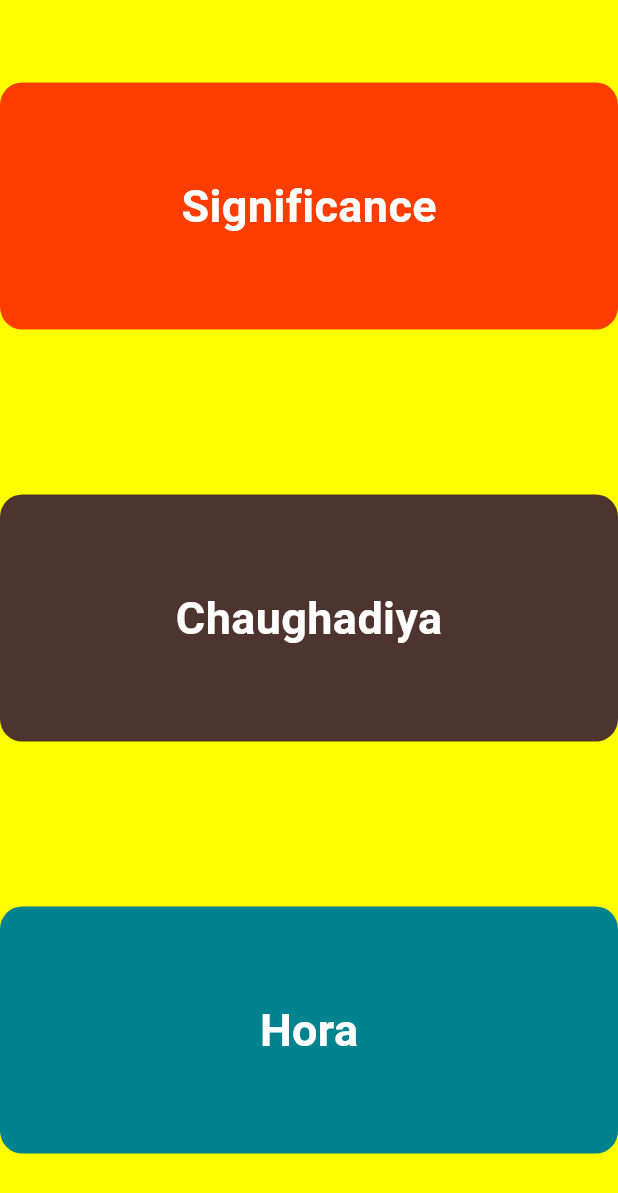
After one commit to RahulJadav97/Panchang, a Flutter app: the ChangeHomeScreen screen opened directly, on a phone screen of 412 x 824 dp. The commit adds this screen. Shown: the top 1193 px of the screen. Run offline on Flutter 3.47's test engine with Material 3 defaults, Android fonts, the phone set to English and light mode, and no system bars; our stand-ins replace cached_network_image, dio, firebase_auth, firebase_core, flutter_screenutil, fluttertoast and 5 more; missing offline and left inert: autocomplete_textfield, flutter_inappwebview, the_apple_sign_in, translator; accounts and stored records are empty; generated files the repository leaves out were written again; project files that could hold a hidden picture were left out.

Commit message:
01-04-2024

```diff
--- a/lib/Significance/screen/month_significance.dart
+++ b/lib/Significance/screen/month_significance.dart
@@ -214,7 +214,7 @@ class _MonthSignificanceState extends State<MonthSignificance> {
                                               crossAxisAlignment: CrossAxisAlignment.start,
                                               children: [
                                                 FutureBuilder<Translation>(
-                                                  future: translator.translate("$month:", to: "${selectedLanguage}"), // Translate to Hindi ("hi")
+                                                  future: translator.translate("${msigni.allMonthlySignificance[index].title}", to: "${selectedLanguage}"), // Translate to Hindi ("hi")
                                                   builder: (context, snapshot) {
                                                     if (snapshot.hasData) {
                                                       return Text(
--- a/lib/auth/Controller/AddUserController.dart
+++ b/lib/auth/Controller/AddUserController.dart
@@ -5,6 +5,8 @@ import 'package:panchang/auth/model/AddUserModel.dart';
 import 'package:panchang/home/screen/home_screen.dart';
 import 'package:shared_preferences/shared_preferences.dart';
 import 'package:get/get.dart';
+
+import '../../home/screen/change_home_screen.dart';
 
 class AddUserController extends GetxController{
 
@@ -30,7 +32,8 @@ class AddUserController extends GetxController{
         //     '${oldResponse.value.message}',
         //     snackPosition: SnackPosition.TOP
         // );
-        Get.to(HomeScreen());
+        Get.offAll(()=>ChangeHomeScreen());
+        // Get.to(HomeScreen());
       }else{
         oldResponse = newResponse.obs;
         Get.snackbar(
--- a/lib/auth/Controller/LoginUserController.dart
+++ b/lib/auth/Controller/LoginUserController.dart
@@ -9,6 +9,8 @@ import 'package:panchang/home/screen/home_screen.dart';
 import 'package:shared_preferences/shared_preferences.dart';
 import 'package:get/get.dart';
 import 'package:the_apple_sign_in/the_apple_sign_in.dart';
+
+import '../../home/screen/change_home_screen.dart';
 
 class LoginUserController extends GetxController{
 
@@ -75,7 +77,8 @@ class LoginUserController extends GetxController{
               Response = res.obs;
               SharedPreferences sh = await SharedPreferences.getInstance();
               sh.setString("sh_userId",oldResponse.value.userData!.id.toString());
-              Get.to(HomeScreen());
+              Get.offAll(()=>ChangeHomeScreen());
+              // Get.to(HomeScreen());
             } else {
               Get.snackbar(
                 "Apple Login Error",
--- /dev/null
+++ b/lib/home/screen/change_home_screen.dart
@@ -0,0 +1,73 @@
+import 'package:flutter/material.dart';
+import 'package:flutter_screenutil/flutter_screenutil.dart';
+import 'package:get/get.dart';
+
+import 'home_screen.dart';
+class ChangeHomeScreen extends StatefulWidget {
+  const ChangeHomeScreen({super.key});
+
+  @override
+  State<ChangeHomeScreen> createState() => _ChangeHomeScreenState();
+}
+
+class _ChangeHomeScreenState extends State<ChangeHomeScreen> {
+  @override
+  Widget build(BuildContext context) {
+    return Scaffold(
+      backgroundColor: Colors.yellowAccent,
+      body: Column(
+        mainAxisAlignment: MainAxisAlignment.spaceAround,
+        children: [
+          InkWell(
+            onTap: (){
+              Get.to(()=>HomeScreen());
+            },
+            child: Container(
+              alignment: Alignment.center,
+              height: Get.height*0.2,
+              width: Get.width,
+              decoration: BoxDecoration(
+                color: Colors.deepOrangeAccent.shade400,
+                borderRadius: BorderRadius.circular(15),
+              ),
+              child: Text("Significance",
+                style: TextStyle(fontWeight: FontWeight.bold,color: Colors.white,fontSize: 30),),
+            ),
+          ),
+          InkWell(
+            onTap: (){
+              Get.to(()=>HomeScreen());
+            },
+            child: Container(
+              alignment: Alignment.center,
+              height: Get.height*0.2,
+              width: Get.width,
+              decoration: BoxDecoration(
+                color: Colors.brown.shade800,
+                borderRadius: BorderRadius.circular(15),
+              ),
+              child: Text("Chaughadiya",
+                style: TextStyle(fontWeight: FontWeight.bold,color: Colors.white,fontSize: 30),),
+            ),
+          ),
+          InkWell(
+            onTap: (){
+              Get.to(()=>HomeScreen());
+            },
+            child: Container(
+              alignment: Alignment.center,
+              height: Get.height*0.2,
+              width: Get.width,
+              decoration: BoxDecoration(
+                color: Colors.cyan.shade800,
+                borderRadius: BorderRadius.circular(15),
+              ),
+              child: Text("Hora",
+                style: TextStyle(fontWeight: FontWeight.bold,color: Colors.white,fontSize: 30),),
+            ),
+          ),
+        ],
+      ),
+    );
+  }
+}
--- a/lib/home/screen/home_screen.dart
+++ b/lib/home/screen/home_screen.dart
@@ -747,7 +747,7 @@ class _HomeScreenState extends State<HomeScreen> {
 
                   GestureDetector(
                     onTap: (){
-                      Get.to(()=>FestivalWebScreen(webUrl: "https://www.premastrologer .com",));
+                      Get.to(()=>FestivalWebScreen(webUrl: "https://www.premastrologer.com",));
                     },
                     child: Container(
                         margin: EdgeInsets.symmetric(
--- a/lib/splash_screen.dart
+++ b/lib/splash_screen.dart
@@ -3,11 +3,10 @@ import 'dart:async';
 import 'package:flutter/material.dart';
 import 'package:get/get.dart';
 import 'package:panchang/auth/screen/login_screen.dart';
-import 'package:panchang/common/common_colour.dart';
-import 'package:panchang/common/common_sharedprefrence.dart';
 import 'package:panchang/sizeConfig/sizeConfig.dart';
 import 'package:shared_preferences/shared_preferences.dart';
 
+import 'home/screen/change_home_screen.dart';
 import 'home/screen/home_screen.dart';
 
 class SplashScreen extends StatefulWidget {
@@ -27,9 +26,9 @@ class _SplashScreenState extends State<SplashScreen> {
       if(userIDs.toString() == ""||userIDs.toString() == null  || userIDs.toString() == "null"){
         print("userID ${userIDs}");
         Get.offAll(const LoginScreen());
-
       }else{
         Get.offAll(HomeScreen());
+        // Get.offAll(()=>ChangeHomeScreen());
       }
 
     });
--- a/pubspec.yaml
+++ b/pubspec.yaml
@@ -18,7 +18,7 @@ publish_to: 'none' # Remove this line if you wish to publish to pub.dev
 # of the product and file versions while build-number is used as the build suffix.
 #version: 1.0.9+10 //android
 #version: 1.0.0+4 // ios
-version: 1.0.10+11
+version: 1.0.13+14
 
 environment:
   sdk: '>=3.2.1 <4.0.0'
@@ -54,6 +54,7 @@ dependencies:
   firebase_core:
   firebase_auth:
   the_apple_sign_in:
+
 
 dev_dependencies:
   flutter_test:
```
Also changed, not shown: lib/panchang/screen/panchang_screen.dart (+2 -12 lines), pubspec.lock.
